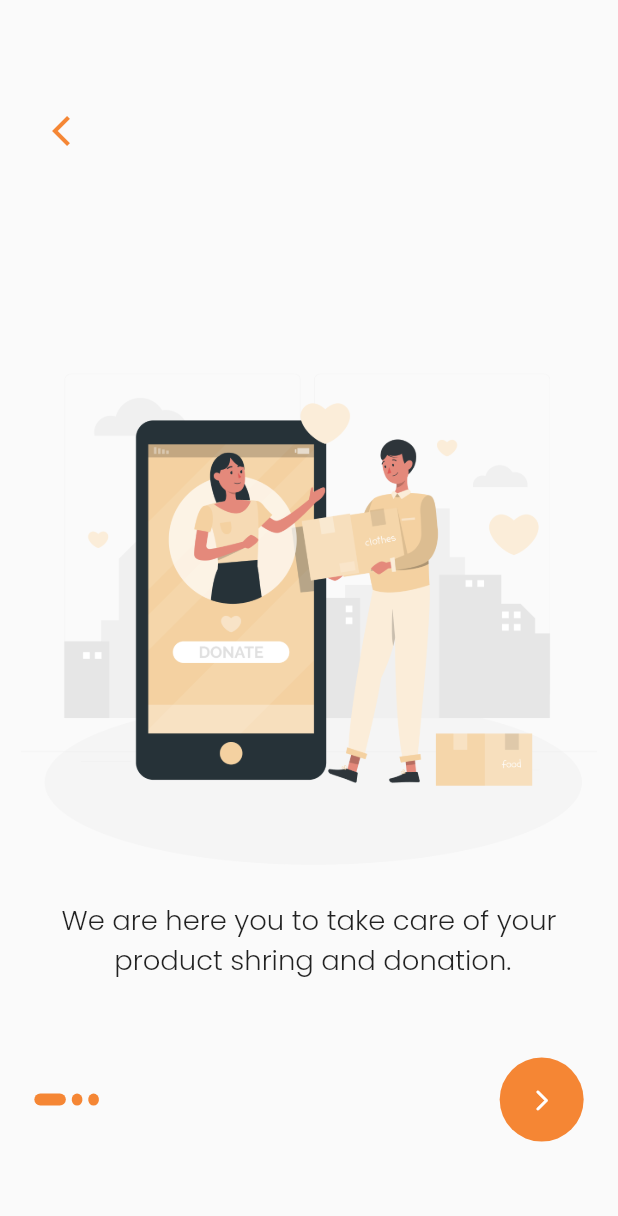
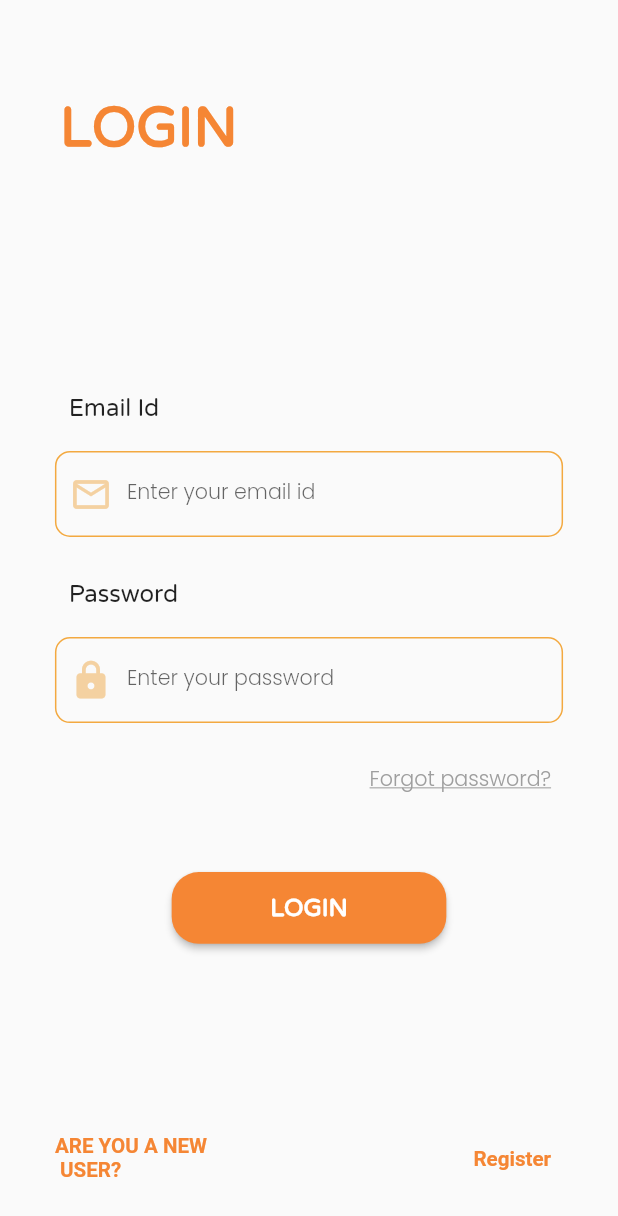
Before and after one commit to Ahmed-Hemdan/shop_app, a Flutter app: the OnBordingScreenthree screen opened directly, after a tap on the "arrow forward ios" icon, on a phone screen of 412 x 824 dp. Shown: the top 1216 px of the screen. Run offline on Flutter 3.47's test engine with Material 2 defaults, Android fonts, the phone set to English and light mode, and no system bars; drawn by our look-alikes of smooth_page_indicator; our stand-ins replace flutter_bloc, flutter_screenutil.

Commit message:
login screen and change animation

```diff
--- /dev/null
+++ b/lib/Screens/LoginScreen.dart
@@ -0,0 +1,235 @@
+import 'package:flutter/material.dart';
+import 'package:flutter_screenutil/flutter_screenutil.dart';
+
+class LoginScreen extends StatelessWidget {
+  const LoginScreen({super.key});
+
+  @override
+  Widget build(BuildContext context) {
+    return Scaffold(
+      body: Column(
+        children: [
+          SizedBox(
+            height: 53.h,
+          ),
+          Row(
+            children: [
+              Padding(
+                padding: EdgeInsets.symmetric(horizontal: 35.0.w),
+                child: Text(
+                  'LOGIN',
+                  style: TextStyle(
+                    fontSize: 32.sp,
+                    fontWeight: FontWeight.w700,
+                    fontFamily: "VarelaRound",
+                    color: const Color(0xFFF58634),
+                  ),
+                ),
+              ),
+            ],
+          ),
+          SizedBox(
+            height: 130.h,
+          ),
+          Row(
+            children: [
+              Padding(
+                padding: EdgeInsets.symmetric(horizontal: 40.0.w),
+                child: Text(
+                  'Email Id',
+                  style: TextStyle(
+                    fontSize: 14.sp,
+                    fontFamily: "VarelaRound",
+                    fontWeight: FontWeight.w400,
+                  ),
+                ),
+              ),
+            ],
+          ),
+          SizedBox(
+            height: 16.h,
+          ),
+          Center(
+            child: SizedBox(
+              width: 296.w,
+              height: 48.h,
+              child: TextFormField(
+                decoration: InputDecoration(
+                  hintText: "Enter your email id",
+                  hintStyle: TextStyle(fontSize: 12.sp, fontWeight: FontWeight.w300, fontFamily: "Poppins"),
+                  prefixIcon: Icon(
+                    Icons.email_outlined,
+                    color: const Color(0xFFF4D1A1),
+                    size: 24.h,
+                  ),
+                  enabledBorder: OutlineInputBorder(
+                    borderSide: const BorderSide(
+                      color: Color(0xFFF3A940),
+                    ),
+                    borderRadius: BorderRadius.circular(10),
+                  ),
+                  focusedBorder: OutlineInputBorder(
+                    borderSide: const BorderSide(
+                      color: Color(0xFFF3A940),
+                    ),
+                    borderRadius: BorderRadius.circular(10),
+                  ),
+                ),
+              ),
+            ),
+          ),
+          SizedBox(
+            height: 24.h,
+          ),
+          Row(
+            children: [
+              Padding(
+                padding: EdgeInsets.symmetric(horizontal: 40.0.w),
+                child: Text(
+                  'Password',
+                  style: TextStyle(
+                    fontSize: 14.sp,
+                    fontFamily: "VarelaRound",
+                    fontWeight: FontWeight.w400,
+                  ),
+                ),
+              ),
+            ],
+          ),
+          SizedBox(
+            height: 16.h,
+          ),
+          Center(
+            child: SizedBox(
+              width: 296.w,
+              height: 48.h,
+              child: TextFormField(
+                decoration: InputDecoration(
+                  hintText: "Enter your password",
+                  hintStyle: TextStyle(
+                    fontSize: 12.sp,
+                    fontWeight: FontWeight.w300,
+                    fontFamily: "Poppins",
+                  ),
+                  // prefixIcon: SizedBox(
+                  //   width: 5.w,
+                  //   height: 10.h,
+                  //   child: const Flexible(
+                  //     child: ImageIcon(
+                  //       AssetImage("assets/images/lock.png"),
+                  //       color: Color(0xFFF4D1A1),
+                  //     ),
+                  //   ),
+                  // ),
+                  prefixIcon: Icon(
+                    Icons.lock_rounded,
+                    color: const Color(0xFFF4D1A1),
+                    size: 24.h,
+                  ),
+                  enabledBorder: OutlineInputBorder(
+                    borderSide: const BorderSide(
+                      color: Color(0xFFF3A940),
+                    ),
+                    borderRadius: BorderRadius.circular(10),
+                  ),
+                  focusedBorder: OutlineInputBorder(
+                    borderSide: const BorderSide(
+                      color: Color(0xFFF3A940),
+                    ),
+                    borderRadius: BorderRadius.circular(10),
+                  ),
+                ),
+              ),
+            ),
+          ),
+          SizedBox(
+            height: 11.h,
+          ),
+          SizedBox(
+            width: 296.w,
+            child: Align(
+              alignment: Alignment.centerRight,
+              child: TextButton(
+                onPressed: () {},
+                child: Text(
+                  "Forgot password?",
+                  style: TextStyle(
+                    decoration: TextDecoration.underline,
+                    fontSize: 12.sp,
+                    fontFamily: "Poppins",
+                    color: Colors.grey,
+                  ),
+                ),
+              ),
+            ),
+          ),
+          SizedBox(
+            height: 32.h,
+          ),
+          SizedBox(
+            width: 160.w,
+            height: 40.h,
+            child: ElevatedButton(
+              style: ButtonStyle(
+                backgroundColor: MaterialStateProperty.all<Color>(Color(0xFFF58634)),
+                shape: MaterialStateProperty.all<RoundedRectangleBorder>(
+                  RoundedRectangleBorder(
+                    borderRadius: BorderRadius.circular(18.0),
+                  ),
+                ),
+              ),
+              onPressed: () {},
+              child: Text(
+                "LOGIN",
+                style: TextStyle(
+                  fontFamily: "VarelaRound",
+                  fontWeight: FontWeight.w700,
+                  fontSize: 14.sp,
+                ),
+              ),
+            ),
+          ),
+          SizedBox(
+            height: 100.h,
+          ),
+          Center(
+            child: SizedBox(
+              width: 296.w,
+              child: Row(
+                mainAxisAlignment: MainAxisAlignment.spaceBetween,
+                children: [
+                  SizedBox(
+                    width: 98.w,
+                    height: 28.h,
+                    child: Text(
+                      "ARE YOU A NEW \n USER?",
+                      maxLines: 2,
+                      style: TextStyle(
+                        fontFamily: "VarelaRound ",
+                        fontSize: 12.sp,
+                        color: const Color(0xffF58634),
+                        fontWeight: FontWeight.w700,
+                      ),
+                    ),
+                  ),
+                  TextButton(
+                    onPressed: () {},
+                    child: Text(
+                      "Register",
+                      style: TextStyle(
+                        fontFamily: "VarelaRound ",
+                        fontSize: 12.sp,
+                        color: const Color(0xffF58634),
+                        fontWeight: FontWeight.w700,
+                      ),
+                    ),
+                  ),
+                ],
+              ),
+            ),
+          )
+        ],
+      ),
+    );
+  }
+}
--- a/lib/Screens/OnBord/OnBordingScreen1.dart
+++ b/lib/Screens/OnBord/OnBordingScreen1.dart
@@ -50,7 +50,7 @@ class OnBordingScreenOne extends StatelessWidget {
                   elevation: 0.0,
                   backgroundColor: const Color(0xFFF58634),
                   onPressed: () {
-                    ShopCubit.get(context).controller.animateToPage(1, duration: const Duration(seconds: 1), curve: Curves.bounceIn);
+                    ShopCubit.get(context).controller.animateToPage(1, duration: const Duration(milliseconds: 550), curve: Curves.fastOutSlowIn);
                   },
                   child: Icon(
                     Icons.arrow_forward_ios_rounded,
--- a/lib/Screens/OnBord/OnBordingScreen2.dart
+++ b/lib/Screens/OnBord/OnBordingScreen2.dart
@@ -20,7 +20,7 @@ class OnBordingScreenTwo extends StatelessWidget {
                 padding: EdgeInsets.symmetric(horizontal: 20.0.w),
                 child: IconButton(
                   onPressed: () {
-                    ShopCubit.get(context).controller.animateToPage(0, duration: const Duration(seconds: 1), curve: Curves.bounceIn);
+                    ShopCubit.get(context).controller.animateToPage(0, duration: const Duration(milliseconds: 550), curve: Curves.fastOutSlowIn);
                   },
                   icon: const Icon(
                     Icons.arrow_back_ios,
@@ -69,7 +69,7 @@ class OnBordingScreenTwo extends StatelessWidget {
                   elevation: 0.0,
                   backgroundColor: const Color(0xFFF58634),
                   onPressed: () {
-                    ShopCubit.get(context).controller.animateToPage(2, duration: const Duration(seconds: 1), curve: Curves.bounceIn);
+                    ShopCubit.get(context).controller.animateToPage(2, duration: const Duration(milliseconds: 550), curve: Curves.fastOutSlowIn);
                   },
                   child: Icon(
                     Icons.arrow_forward_ios_rounded,
--- a/lib/Screens/OnBord/OnBordingScreen3.dart
+++ b/lib/Screens/OnBord/OnBordingScreen3.dart
@@ -1,5 +1,6 @@
 import 'package:flutter/material.dart';
 import 'package:flutter_screenutil/flutter_screenutil.dart';
+import 'package:shop_app/Screens/LoginScreen.dart';
 import 'package:shop_app/cubit/shop_cubit.dart';
 import 'package:smooth_page_indicator/smooth_page_indicator.dart';
 
@@ -20,7 +21,7 @@ class OnBordingScreenthree extends StatelessWidget {
                 padding: EdgeInsets.symmetric(horizontal: 20.0.w),
                 child: IconButton(
                   onPressed: () {
-                    ShopCubit.get(context).controller.animateToPage(1, duration: const Duration(seconds: 1), curve: Curves.bounceIn);
+                    ShopCubit.get(context).controller.animateToPage(1, duration: const Duration(milliseconds: 550), curve: Curves.fastOutSlowIn);
                   },
                   icon: const Icon(
                     Icons.arrow_back_ios,
@@ -68,7 +69,14 @@ class OnBordingScreenthree extends StatelessWidget {
                 FloatingActionButton(
                   elevation: 0.0,
                   backgroundColor: const Color(0xFFF58634),
-                  onPressed: () {},
+                  onPressed: () {
+                    Navigator.push(
+                      context,
+                      MaterialPageRoute(
+                        builder: (context) => const LoginScreen(),
+                      ),
+                    );
+                  },
                   child: Icon(
                     Icons.arrow_forward_ios_rounded,
                     size: 14.h,
--- a/lib/main.dart
+++ b/lib/main.dart
@@ -1,6 +1,7 @@
 import 'package:flutter/material.dart';
 import 'package:flutter_bloc/flutter_bloc.dart';
 import 'package:flutter_screenutil/flutter_screenutil.dart';
+
 
 import 'package:shop_app/Screens/Start/StartScreen.dart';
 import 'package:shop_app/cubit/shop_cubit.dart';
@@ -28,7 +29,7 @@ class MyApp extends StatelessWidget {
             theme: ThemeData(
               primarySwatch: Colors.blue,
             ),
-            home: StartScreen(),
+            home: const StartScreen(),
           ),
         ),
       ),
```
Also changed, not shown: pubspec.yaml (+6 -3 lines), assets/fonts/VarelaRound-Regular.ttf (added), assets/images/email.png (added), assets/images/lock.png (added), pubspec.lock, 1 other file.
